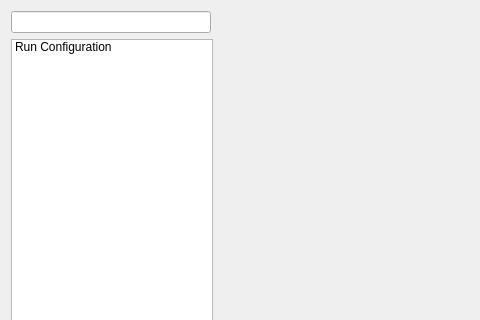
Above: composer-gui/ui/PreferencesDialog.ui from TeleMidia/nclcomposer before the change; both pictures show x 0 to 480 and y 0 to 320 of the 618 by 403 pixel window. Below: the same form after it.
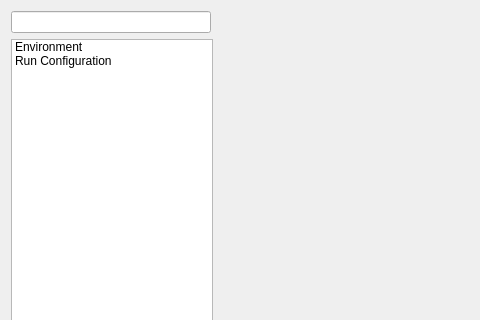
That is the form after the change. Icons and pictures are not drawn.

Diff of the .ui file:
```diff
--- a/composer-gui/ui/PreferencesDialog.ui
+++ b/composer-gui/ui/PreferencesDialog.ui
@@ -93,6 +93,15 @@
      <property name="spacing">
       <number>5</number>
      </property>
+     <item>
+      <property name="text">
+       <string>Environment</string>
+      </property>
+      <property name="icon">
+       <iconset resource="../images.qrc">
+        <normaloff>:/mainwindow/images/preferences_icon.png</normaloff>:/mainwindow/images/preferences_icon.png</iconset>
+      </property>
+     </item>
      <item>
       <property name="text">
        <string>Run Configuration</string>
```
